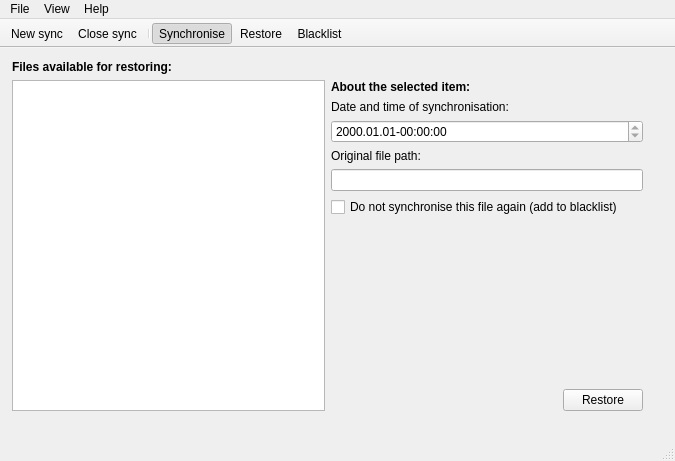
Above: main_window.ui from henrik-w/Synkron before the change. Below: the same form after it.
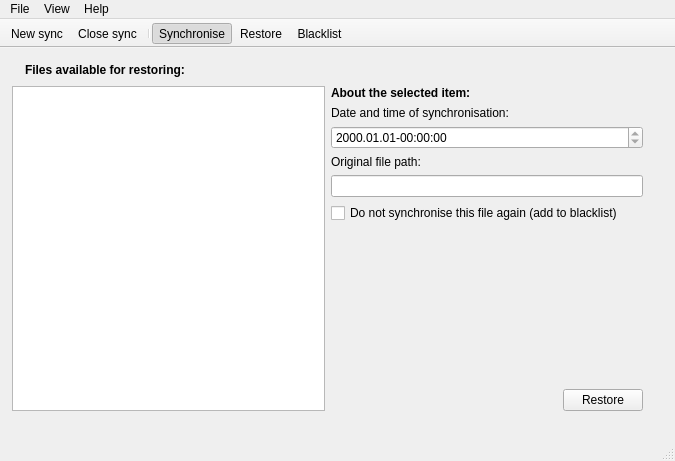
That is the form after the change. The open tabs and pages were chosen to show the change. Icons and pictures are not drawn.

What changed in the file:
```diff
--- a/main_window.ui
+++ b/main_window.ui
@@ -80,7 +80,7 @@
           <property name="spacing" >
            <number>6</number>
           </property>
-          <item row="1" column="0" >
+          <item row="2" column="0" >
            <layout class="QGridLayout" >
             <property name="margin" >
              <number>0</number>
@@ -220,11 +220,41 @@
            </layout>
           </item>
           <item row="0" column="0" >
-           <widget class="QLabel" name="label" >
-            <property name="text" >
-             <string>&lt;b>Files available for restoring:&lt;/b></string>
+           <layout class="QGridLayout" >
+            <property name="margin" >
+             <number>0</number>
             </property>
-           </widget>
+            <property name="spacing" >
+             <number>6</number>
+            </property>
+            <item row="0" column="1" >
+             <widget class="QLabel" name="label" >
+              <property name="text" >
+               <string>&lt;b>Files available for restoring:&lt;/b></string>
+              </property>
+             </widget>
+            </item>
+            <item row="0" column="0" >
+             <widget class="QLabel" name="label_5" >
+              <property name="pixmap" >
+               <pixmap resource="resources.qrc" >:/new/prefix1/images/Restore16.png</pixmap>
+              </property>
+             </widget>
+            </item>
+            <item row="0" column="2" >
+             <spacer>
+              <property name="orientation" >
+               <enum>Qt::Horizontal</enum>
+              </property>
+              <property name="sizeHint" >
+               <size>
+                <width>40</width>
+                <height>20</height>
+               </size>
+              </property>
+             </spacer>
+            </item>
+           </layout>
           </item>
          </layout>
         </widget>
```
